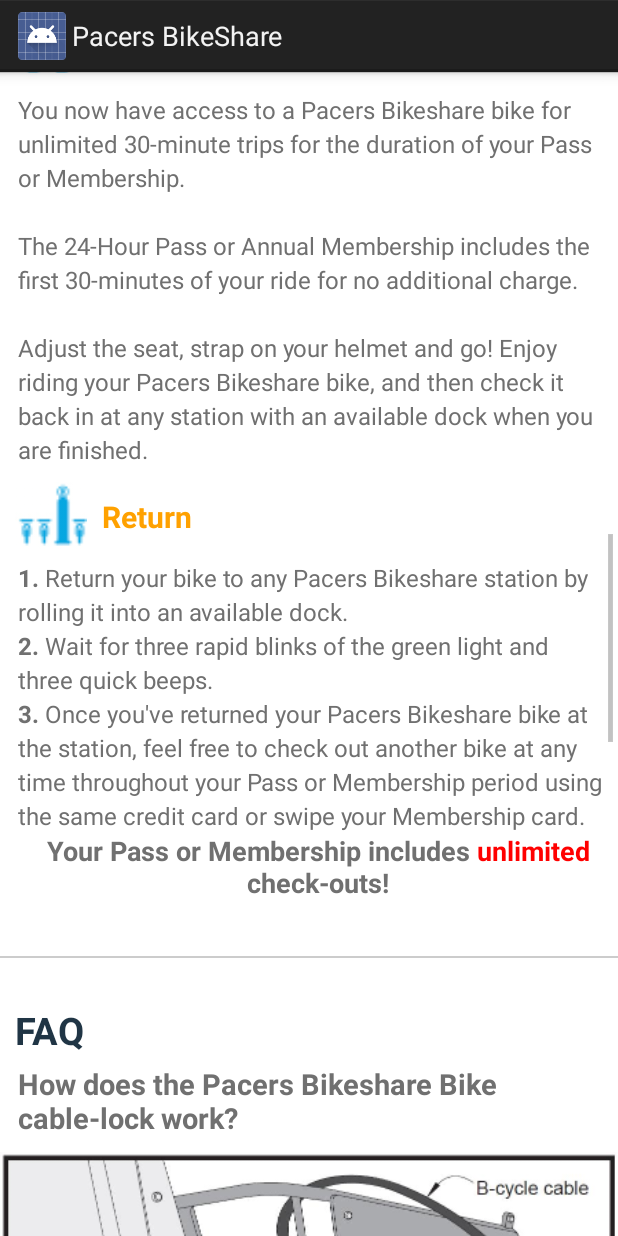
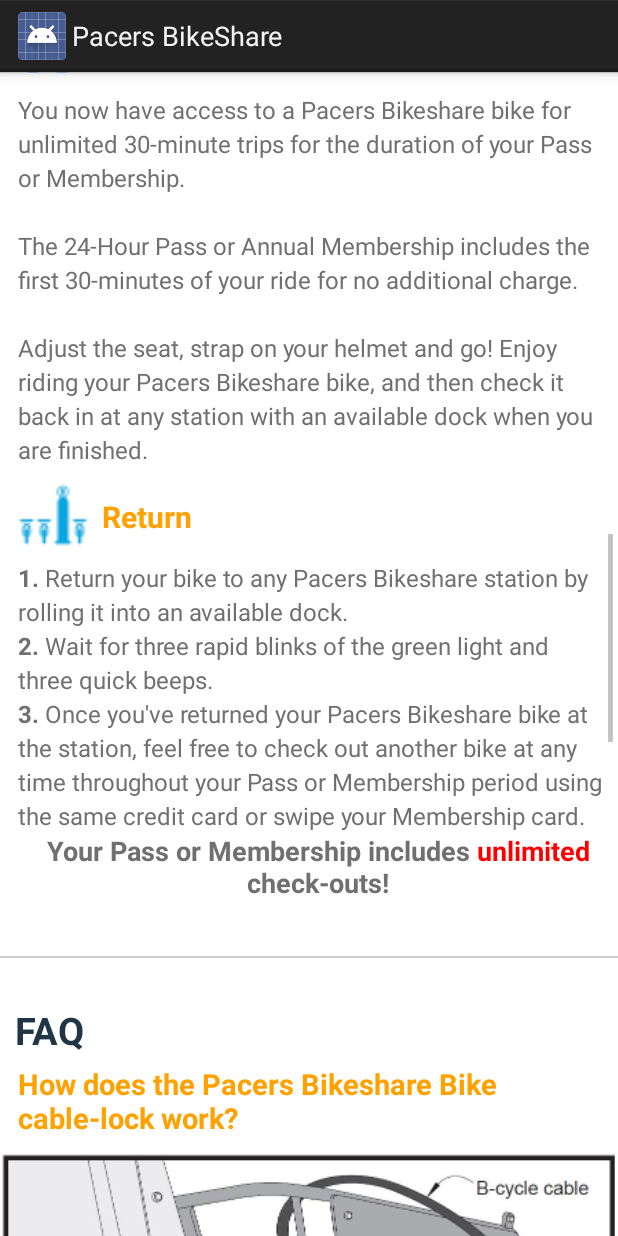
Before and after one commit to ihlee01/indy_bikeshare, an Android app: the fragment AboutFragment shown on its own in the app's theme, scrolled down 1628 dp, on a phone screen of 412 x 824 dp. Run offline under Robolectric (Android 15) with nearby library versions, the phone set to English and light mode, and no system bars; 1 statement that could not run was skipped.

Commit message:
About color adjustment

```diff
--- a/Pacers_BikeShare/app/src/main/res/layout/fragment_about.xml
+++ b/Pacers_BikeShare/app/src/main/res/layout/fragment_about.xml
@@ -237,6 +237,7 @@
                 android:layout_height="wrap_content"
                 style="@style/Subheading2"
                 android:layout_marginTop="5dp"
+                android:textColor="#FFA100"
                 android:text="How does the Pacers Bikeshare Bike cable-lock work?"/>
 
             <ImageView
@@ -262,6 +263,7 @@
                 android:layout_height="wrap_content"
                 style="@style/Subheading2"
                 android:layout_marginTop="5dp"
+                android:textColor="#FFA100"
                 android:text="@string/question1"/>
 
             <TextView
@@ -281,6 +283,7 @@
                 android:layout_height="wrap_content"
                 style="@style/Subheading2"
                 android:layout_marginTop="5dp"
+                android:textColor="#FFA100"
                 android:text="@string/question2"/>
 
             <TextView
@@ -300,6 +303,7 @@
                 android:layout_height="wrap_content"
                 style="@style/Subheading2"
                 android:layout_marginTop="5dp"
+                android:textColor="#FFA100"
                 android:text="@string/question3"/>
 
             <TextView
@@ -319,6 +323,7 @@
                 android:layout_height="wrap_content"
                 style="@style/Subheading2"
                 android:layout_marginTop="5dp"
+                android:textColor="#FFA100"
                 android:text="@string/question4"/>
 
             <TextView
@@ -338,6 +343,7 @@
                 android:layout_height="wrap_content"
                 style="@style/Subheading2"
                 android:layout_marginTop="5dp"
+                android:textColor="#FFA100"
                 android:text="@string/question5"/>
 
             <TextView
@@ -357,6 +363,7 @@
                 android:layout_height="wrap_content"
                 style="@style/Subheading2"
                 android:layout_marginTop="5dp"
+                android:textColor="#FFA100"
                 android:text="@string/question6"/>
 
             <TextView
```
